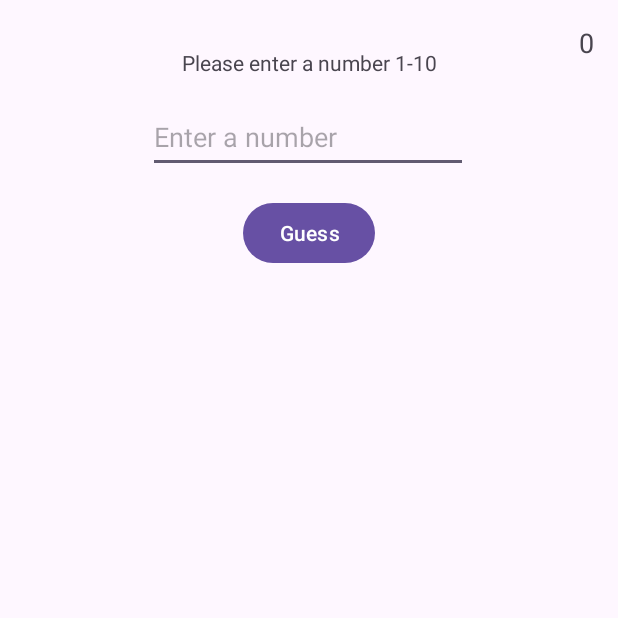
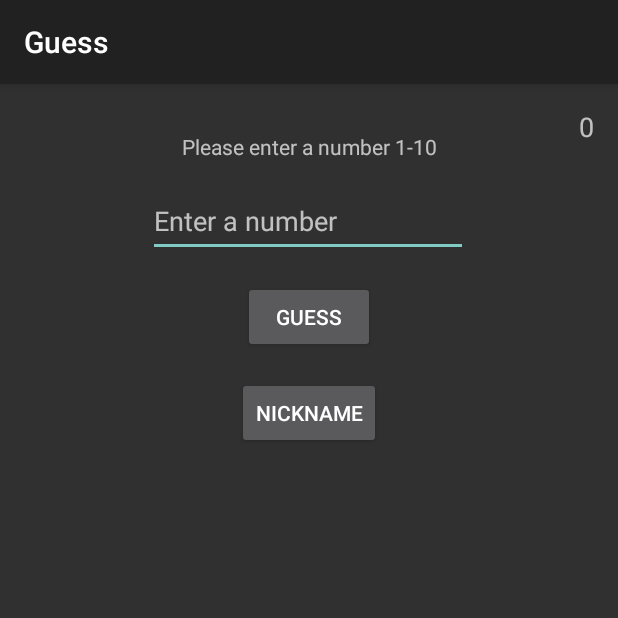
Before and after one commit to DannyLien/Bmi-2024-0626, an Android app: the MainActivity2 screen opened directly, with no data from a screen before it, on a phone screen of 412 x 824 dp, the top half of it. Run offline under Robolectric (Android 15) with nearby library versions, the phone set to English and light mode, and no system bars.

Commit message:
8-1, Intent, startActivity;

```diff
--- a/app/src/main/AndroidManifest.xml
+++ b/app/src/main/AndroidManifest.xml
@@ -10,8 +10,11 @@
         android:label="@string/app_name"
         android:roundIcon="@mipmap/ic_launcher_round"
         android:supportsRtl="true"
-        android:theme="@style/Theme.Bmi20240626"
+        android:theme="@style/Theme.AppCompat"
         tools:targetApi="31">
+        <activity
+            android:name=".NicknameActivity"
+            android:exported="false" />
         <activity
             android:name=".MainActivity2"
             android:exported="true">
--- a/app/src/main/res/layout/activity_main2.xml
+++ b/app/src/main/res/layout/activity_main2.xml
@@ -52,4 +52,15 @@
         android:textAppearance="@style/TextAppearance.AppCompat.Medium"
         app:layout_constraintEnd_toEndOf="parent"
         app:layout_constraintTop_toTopOf="parent" />
+
+    <Button
+        android:id="@+id/nickName"
+        android:layout_width="wrap_content"
+        android:layout_height="wrap_content"
+        android:layout_marginTop="16dp"
+        android:onClick="setNickName"
+        android:text="NickName"
+        app:layout_constraintEnd_toEndOf="parent"
+        app:layout_constraintStart_toStartOf="parent"
+        app:layout_constraintTop_toBottomOf="@+id/guess_button" />
 </androidx.constraintlayout.widget.ConstraintLayout>
```
Also changed, not shown: app/src/main/java/com/tom/bmi_2024_0626/MainActivity2.kt (+6 -27 lines), app/src/main/java/com/tom/bmi_2024_0626/NicknameActivity.kt (added, +14 -0 lines), app/src/main/res/layout/activity_nickname.xml (added, +22 -0 lines).
